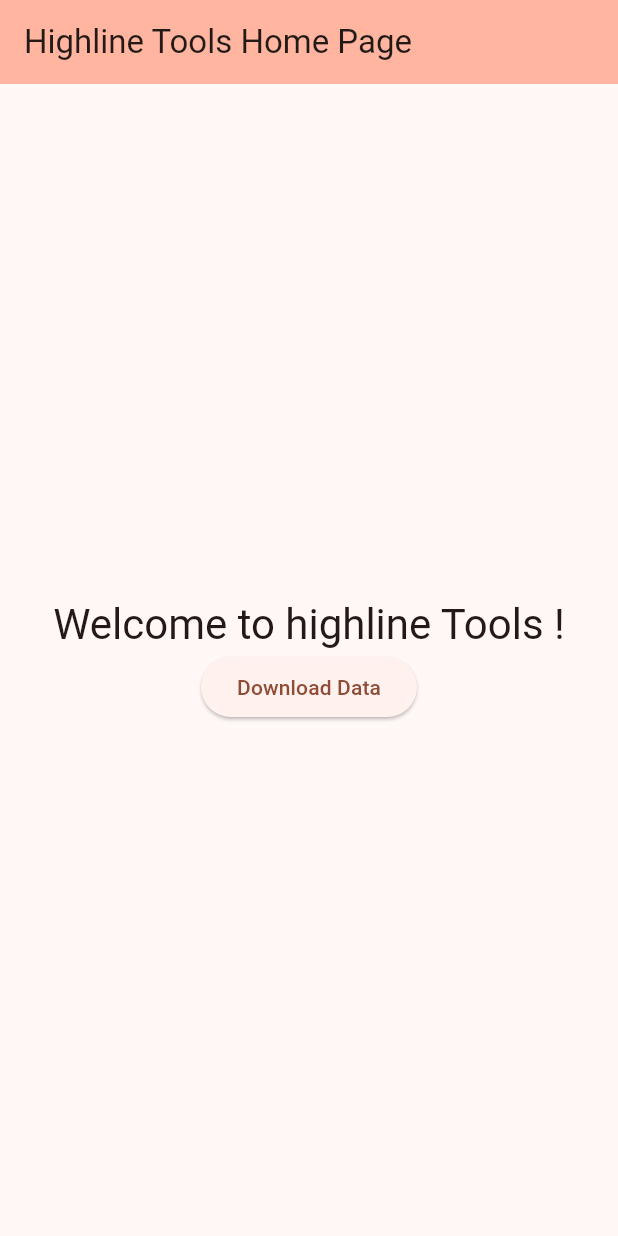
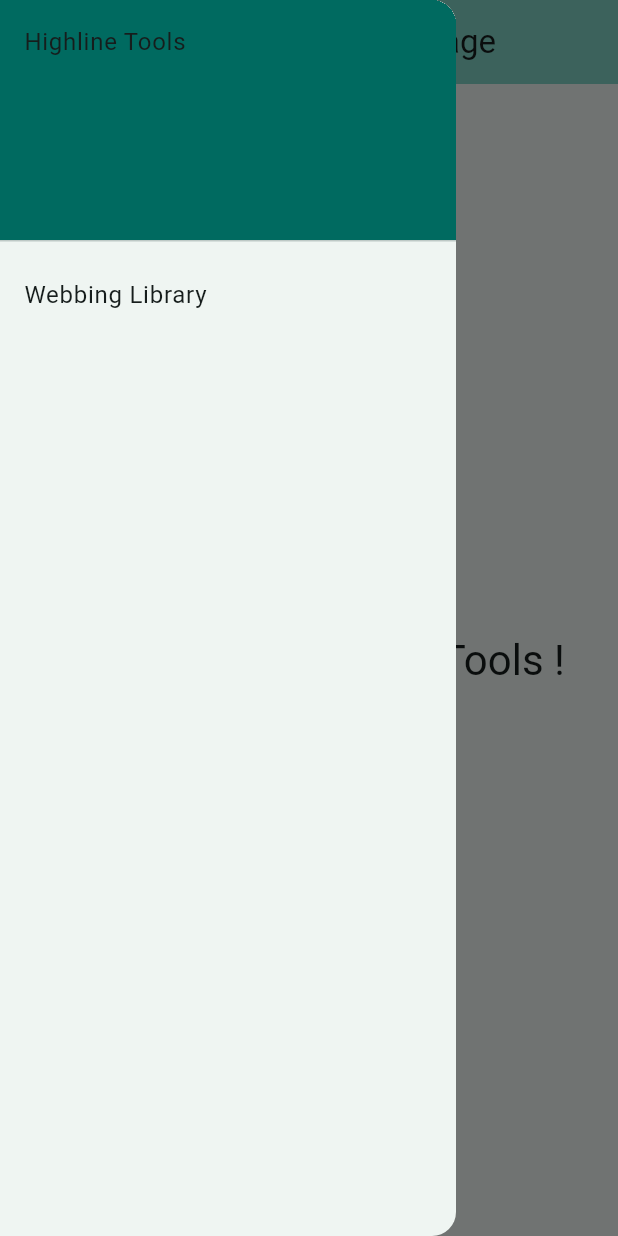
Before and after one commit to GaelleJoubert/highline_tools, a Flutter app: the screen it shows after launch, with the side drawer open (before the commit the screen has no drawer), on a phone screen of 412 x 824 dp. Run offline on Flutter 3.47's test engine with Material 3 defaults, Android fonts, the light colour scheme and no system bars; our stand-ins replace font_awesome_flutter; network calls fail.

Commit message:
[WIP] Webbing Library added research bar.

```diff
--- /dev/null
+++ b/lib/Drawer/mainDrawer.dart
@@ -0,0 +1,33 @@
+import 'package:flutter/material.dart';
+
+class MainDrawer extends StatelessWidget {
+  const MainDrawer({super.key});
+
+  @override
+  Widget build(BuildContext context) {
+    return Drawer(
+      child: ListView(
+        padding: EdgeInsets.zero,
+        children: <Widget>[
+          DrawerHeader(
+            decoration: BoxDecoration(
+              color: Theme.of(context).colorScheme.primary,
+            ),
+            child: GestureDetector(
+              child: Text("Highline Tools"),
+              onTap: () {
+                Navigator.pushReplacementNamed(context, '/home');
+              },
+            ),
+          ),
+          ListTile(
+            title: const Text('Webbing Library'),
+            onTap: () {
+              Navigator.pushReplacementNamed(context, '/webbingLibrary');
+            },
+          ),
+        ],
+      ),
+    );
+  }
+}
--- /dev/null
+++ b/lib/Theme.dart
@@ -0,0 +1,20 @@
+import 'package:flutter/material.dart';
+
+class CustomTheme {
+  static ThemeData get lightTheme {
+     return ThemeData(
+       colorScheme: ColorScheme.fromSeed(seedColor: Colors.teal),
+       useMaterial3: true,
+
+       elevatedButtonTheme: ElevatedButtonThemeData(
+         style: ButtonStyle(
+           shape: WidgetStateProperty.all<RoundedRectangleBorder>(
+             RoundedRectangleBorder(
+               borderRadius: BorderRadius.circular(4),
+             ),
+           ),
+         ),
+       ),
+     );
+  }
+}
--- a/lib/Webbing Tool/Data/data_stretch.dart
+++ b/lib/Webbing Tool/Data/data_stretch.dart
@@ -16,7 +16,7 @@ class Stretch {
   @override
   String toString() {
     String listOfStrechValue = "Stretch : ";
-    curveStrech.forEach((value)=> listOfStrechValue += "$value, " );
+    curveStrech.forEach((value)=> listOfStrechValue += "$value,\n" );
     return listOfStrechValue ;
   }
 }
--- /dev/null
+++ b/lib/Webbing Tool/Data/data_webbingLibrary.dart
@@ -0,0 +1,71 @@
+import 'package:flutter/material.dart';
+
+import 'data_webbing.dart';
+import 'downloadData.dart';
+
+class WebbingLibrary with ChangeNotifier {
+  List<Webbing> lst = [];
+
+  get list => this.lst;
+
+  get length => this.lst.length;
+
+  get listWebbingOnly {
+    /// Return list where material type is not rope (null count as not rope)
+    List<Webbing> lstWebbing = [];
+    for (var webbing in this.lst) {
+      if (webbing.materialType == null) {
+        lstWebbing.add(webbing);
+      } else if (!(webbing.materialType!.contains("rope"))) {
+        lstWebbing.add(webbing);
+      }
+    }
+    return lstWebbing;
+  }
+
+  get lengthWebbingOnly {
+    /// Size of the list where material type is not rope (null count as not rope)
+    return listWebbingOnly.length;
+  }
+
+  get listRopeOnly {
+    /// Return list where material type is  rope (null count as not rope)
+    List<Webbing> lstRope = [];
+    for (var webbing in this.lst) {
+      if (webbing.materialType != null) {
+        if ((webbing.materialType!.contains("rope"))) {
+          lstRope.add(webbing);
+        }
+      }
+    }
+    return lstRope;
+  }
+
+  List <Webbing> filteredList(String namePart){
+    /// Return list where name contains namePart
+    List<Webbing> lstFiltered = [];
+    for (var webbing in this.lst) {
+      if (webbing.name.contains(namePart)) {
+        lstFiltered.add(webbing);
+      }
+    }
+    return lstFiltered;
+  }
+
+  void clear() {
+    this.lst.clear();
+    notifyListeners();
+  }
+
+  void add(Webbing webbing) {
+    this.lst.add(webbing);
+    notifyListeners();
+  }
+
+  void init() {
+    getWebbingDataFromGithub().then((webbing) {
+      this.lst = webbing ?? [];
+      notifyListeners();
+    });
+  }
+}
--- a/lib/Webbing Tool/Data/downloadData.dart
+++ b/lib/Webbing Tool/Data/downloadData.dart
@@ -14,8 +14,8 @@ Future<List<Webbing> ?> getWebbingDataFromGithub() async {
   final http.Response response = await http.get(
     Uri.parse(url),
     headers: {
-      "Accept":"application/vnd.github.object+json"
-      /*"Accept": "application/vnd.github.raw+json"*/
+      "Accept":"application/vnd.github.object+json",
+      'Authorization':'Bearer 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'
     }
   );
 
@@ -35,7 +35,7 @@ Future<List<Webbing> ?> getWebbingDataFromGithub() async {
     print('User data not found.');
     return null;
   } else {
-    print('Failed to read user data. Status Code: ${response.statusCode}');
+    print('Failed to read user data. Status Code: ${response.statusCode}, ${response.headers}');
     return null;
   }
 }
--- a/lib/main.dart
+++ b/lib/main.dart
@@ -1,5 +1,11 @@
 import 'package:flutter/material.dart';
+import 'package:highline_tools/Webbing%20Tool/page_webbingLibrary.dart';
+import 'package:provider/provider.dart';
 
+import 'Drawer/mainDrawer.dart';
+import 'Theme.dart';
+import 'Webbing Tool/Data/data_webbing.dart';
+import 'Webbing Tool/Data/data_webbingLibrary.dart';
 import 'Webbing Tool/Data/downloadData.dart';
 
 void main() {
@@ -12,13 +18,20 @@ class MyApp extends StatelessWidget {
   // This widget is the root of your application.
   @override
   Widget build(BuildContext context) {
-    return MaterialApp(
-      title: 'Highline tools',
-      theme: ThemeData(
-        colorScheme: ColorScheme.fromSeed(seedColor: Colors.deepOrangeAccent),
-        useMaterial3: true,
+    return MultiProvider(
+      providers: [
+        ChangeNotifierProvider(create:(context) =>WebbingLibrary()),
+      ],
+      child: MaterialApp(
+
+        title: 'Highline tools',
+        theme: CustomTheme.lightTheme,
+        routes: {
+          '/home':(context) => const MyHomePage(title: 'Highline Tools Home Page'),
+          '/webbingLibrary':(context) => WebbingLibraryPage(),
+        },
+        initialRoute: '/home',
       ),
-      home: const MyHomePage(title: 'Highline Tools Home Page'),
     );
   }
 }
@@ -36,25 +49,14 @@ class _MyHomePageState extends State<MyHomePage> {
 
   @override
   Widget build(BuildContext context) {
-    // This method is rerun every time setState is called, for instance as done
-    // by the _incrementCounter method above.
-    //
-    // The Flutter framework has been optimized to make rerunning build methods
-    // fast, so that you can just rebuild anything that needs updating rather
-    // than having to individually change instances of widgets.
+    Provider.of<WebbingLibrary>(context).init();
     return Scaffold(
+      drawer: MainDrawer(),
       appBar: AppBar(
-        // TRY THIS: Try changing the color here to a specific color (to
-        // Colors.amber, perhaps?) and trigger a hot reload to see the AppBar
-        // change color while the other colors stay the same.
         backgroundColor: Theme.of(context).colorScheme.inversePrimary,
-        // Here we take the value from the MyHomePage object that was created by
-        // the App.build method, and use it to set our appbar title.
         title: Text(widget.title),
       ),
       body: Center(
-        // Center is a layout widget. It takes a single child and positions it
-        // in the middle of the parent.
         child: Column(
 
           mainAxisAlignment: MainAxisAlignment.center,
@@ -63,7 +65,6 @@ class _MyHomePageState extends State<MyHomePage> {
               'Welcome to highline Tools !',
               style: Theme.of(context).textTheme.headlineMedium,
             ),
-            ElevatedButton(onPressed: () async { print (await getWebbingDataFromGithub());}, child: Text("Download Data"))
           ],
         ),
       ),  // This trailing comma makes auto-formatting nicer for build methods.
--- a/pubspec.yaml
+++ b/pubspec.yaml
@@ -36,6 +36,8 @@ dependencies:
   # Use with the CupertinoIcons class for iOS style icons.
   cupertino_icons: ^1.0.8
   http: ^1.3.0
+  provider: ^6.1.2
+  font_awesome_flutter: ^10.8.0
 
 dev_dependencies:
   flutter_test:
@@ -47,7 +49,6 @@ dev_dependencies:
   # package. See that file for information about deactivating specific lint
   # rules and activating additional ones.
   flutter_lints: ^5.0.0
-  provider: ^6.1.2
   json_serializable: ^6.9.3
   json_annotation: ^4.9.0
 
```
Also changed, not shown: lib/Webbing Tool/page_webbingLibrary.dart (added, +241 -0 lines), pubspec.lock.
